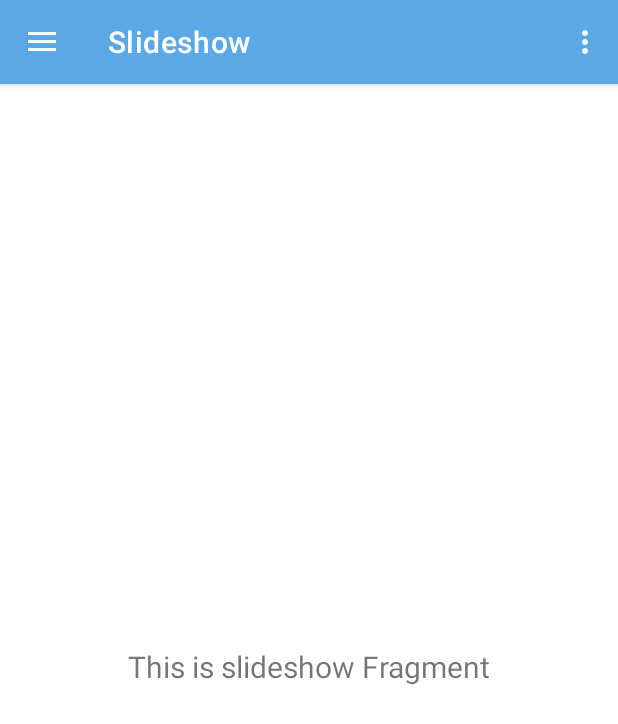
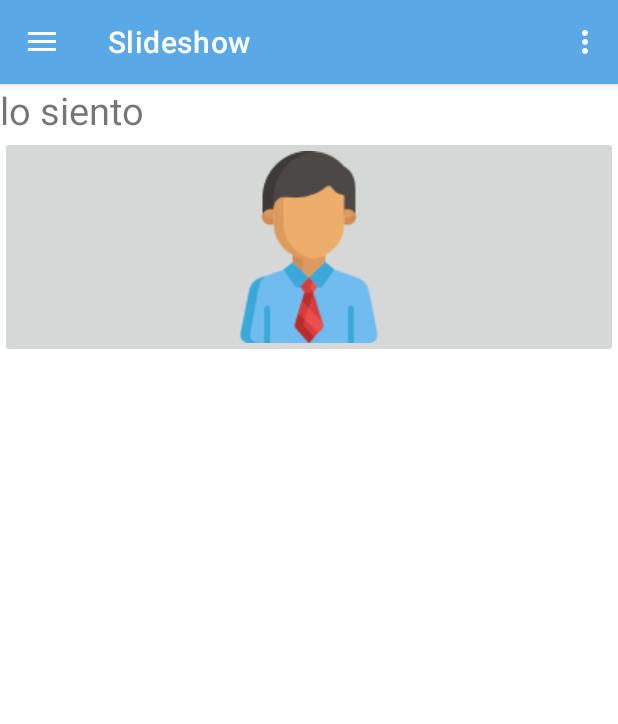
Before and after one commit to Abdiel-RB/Administradordereportes, an Android app built with Jetpack Compose: the screen it shows after launch (MainActivity), in the side drawer, after a tap on "Slideshow", on a phone screen of 412 x 824 dp. Shown: the top 724 px of the screen. Run offline under Robolectric (Android 15) with nearby library versions, the phone set to English and light mode, and no system bars; our stand-ins replace CircleImageView, Firebase (no records; nobody signed in at launch, a user with empty details on screens opened directly), Picasso, navigation-ui; libraries missing offline, so code that uses them is left out: com.firebase.ui; pictures from the network do not load; 2 statements that could not run were skipped.

Commit message:
ocultar cosas luis

```diff
--- a/app/src/main/java/com/abdiel/administradordereportes/ui/slideshow/SlideshowFragment.kt
+++ b/app/src/main/java/com/abdiel/administradordereportes/ui/slideshow/SlideshowFragment.kt
@@ -4,6 +4,8 @@ import android.os.Bundle
 import android.view.LayoutInflater
 import android.view.View
 import android.view.ViewGroup
+import android.widget.ImageButton
+import android.widget.ImageView
 import android.widget.TextView
 import androidx.fragment.app.Fragment
 import androidx.lifecycle.ViewModelProvider
@@ -16,6 +18,8 @@ class SlideshowFragment : Fragment() {
     // This property is only valid between onCreateView and
     // onDestroyView.
     private val binding get() = _binding!!
+    private lateinit var imageView: ImageButton
+    private lateinit var txt: TextView
 
     override fun onCreateView(
         inflater: LayoutInflater,
@@ -27,11 +31,14 @@ class SlideshowFragment : Fragment() {
 
         _binding = FragmentSlideshowBinding.inflate(inflater, container, false)
         val root: View = binding.root
+        imageView = binding.imageButton
+        txt = binding.texto
 
-        val textView: TextView = binding.textSlideshow
-        slideshowViewModel.text.observe(viewLifecycleOwner) {
-            textView.text = it
+        imageView.setOnClickListener {
+            imageView.visibility =  View.GONE
+            txt.visibility = View.GONE
         }
+
         return root
     }
 
--- a/app/src/main/res/layout/fragment_slideshow.xml
+++ b/app/src/main/res/layout/fragment_slideshow.xml
@@ -1,22 +1,23 @@
 <?xml version="1.0" encoding="utf-8"?>
-<androidx.constraintlayout.widget.ConstraintLayout xmlns:android="http://schemas.android.com/apk/res/android"
+<LinearLayout xmlns:android="http://schemas.android.com/apk/res/android"
     xmlns:app="http://schemas.android.com/apk/res-auto"
     xmlns:tools="http://schemas.android.com/tools"
     android:layout_width="match_parent"
     android:layout_height="match_parent"
+    android:orientation="vertical"
     tools:context=".ui.slideshow.SlideshowFragment">
 
-    <TextView
-        android:id="@+id/text_slideshow"
+
+<TextView
+    android:id="@+id/texto"
+    android:layout_width="wrap_content"
+    android:layout_height="wrap_content"
+    android:textSize="25dp"
+    android:text="lo siento "/>
+
+    <ImageButton
+        android:id="@+id/imageButton"
         android:layout_width="match_parent"
         android:layout_height="wrap_content"
-        android:layout_marginStart="8dp"
-        android:layout_marginTop="8dp"
-        android:layout_marginEnd="8dp"
-        android:textAlignment="center"
-        android:textSize="20sp"
-        app:layout_constraintBottom_toBottomOf="parent"
-        app:layout_constraintEnd_toEndOf="parent"
-        app:layout_constraintStart_toStartOf="parent"
-        app:layout_constraintTop_toTopOf="parent" />
-</androidx.constraintlayout.widget.ConstraintLayout>
+        android:src="@drawable/administrador" />
+</LinearLayout>
```
